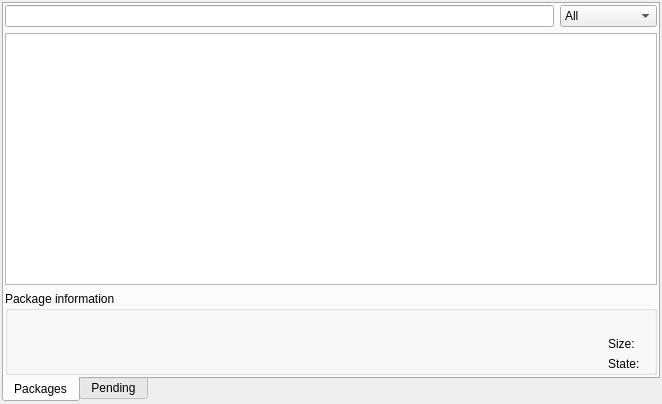
This is src/plugins/lackman/lackman.ui in 0xd34df00d/leechcraft as Qt 5 draws it before an edit. The edited form follows.
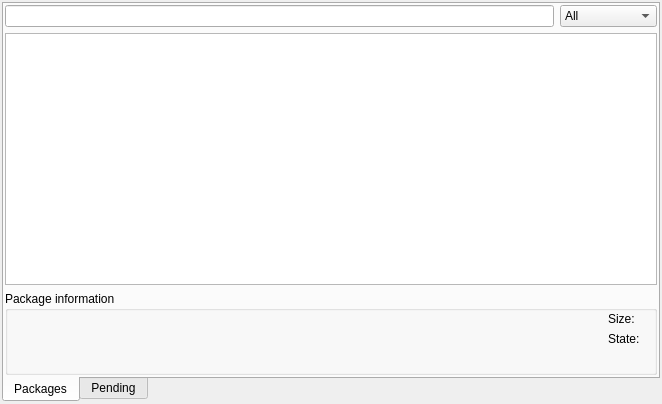
This is the edited form. Custom widgets are drawn as their Qt base class.

Commit message: LackMan: don't show package name separately.

Diff of the .ui file:
```diff
--- a/src/plugins/lackman/lackman.ui
+++ b/src/plugins/lackman/lackman.ui
@@ -100,19 +100,6 @@
             <property name="margin">
              <number>1</number>
             </property>
-            <item>
-             <widget class="QLabel" name="NameLabel_">
-              <property name="font">
-               <font>
-                <weight>75</weight>
-                <bold>true</bold>
-               </font>
-              </property>
-              <property name="text">
-               <string/>
-              </property>
-             </widget>
-            </item>
             <item>
              <layout class="QHBoxLayout" name="horizontalLayout_3">
               <item>
```
Left out of the diff: 2 changed lines with no effect on the pictures. The commit also changes 1 other file.
